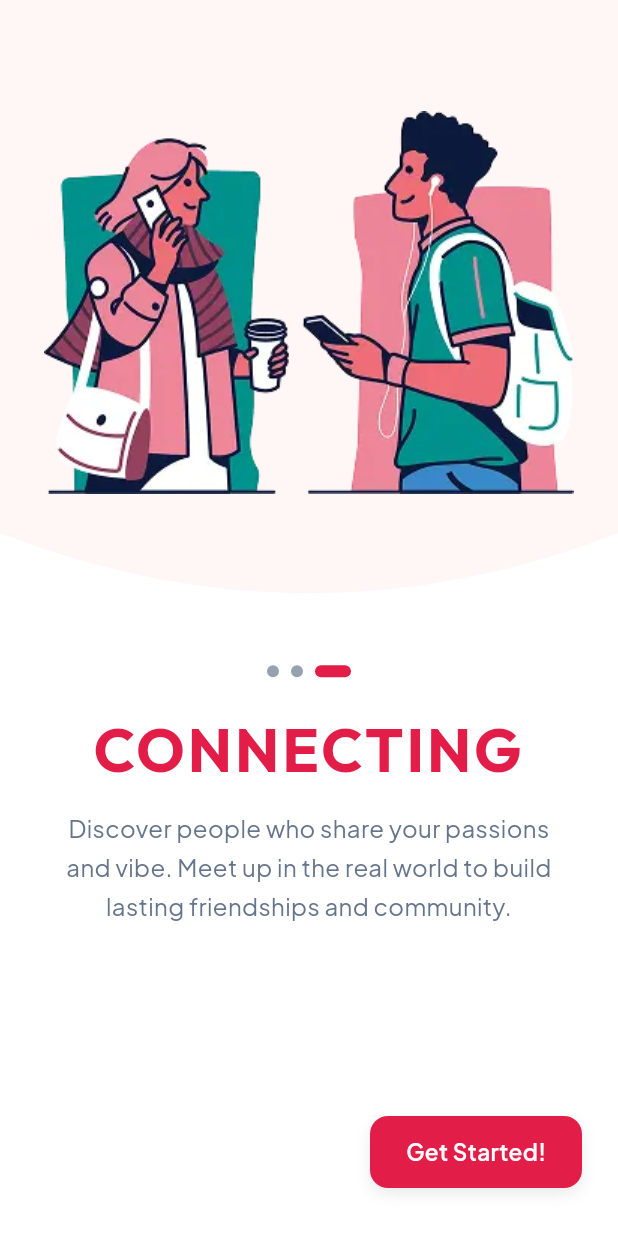
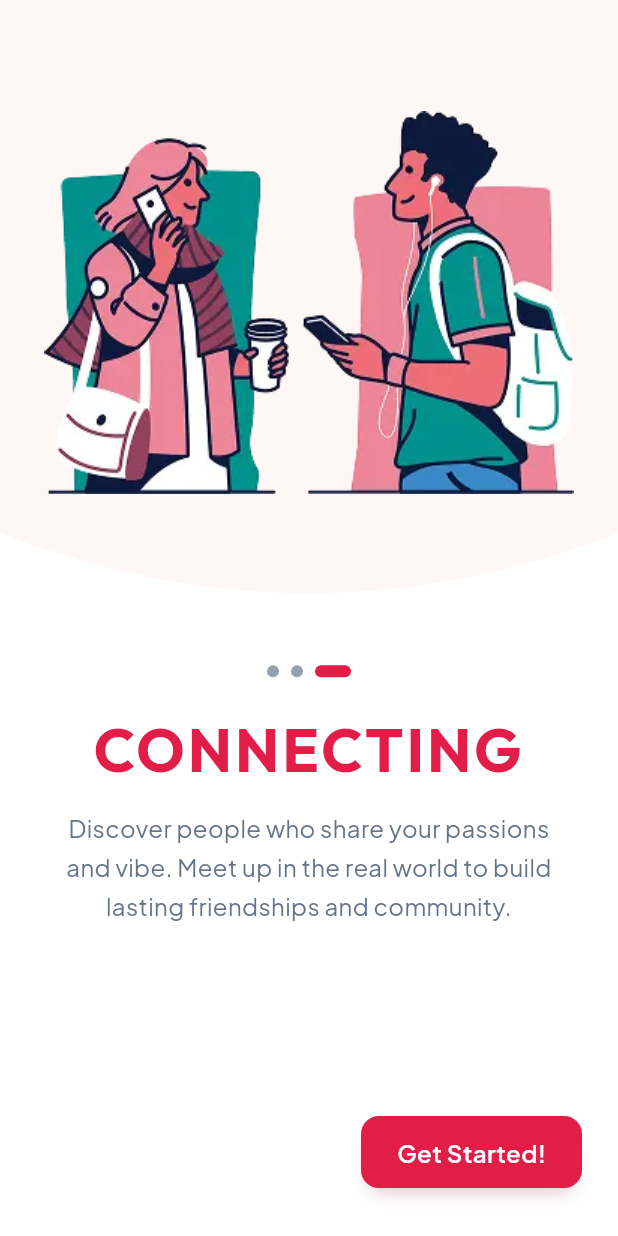
Before and after one commit to VibeU-App/VibeU-FE, a Flutter app: the screen it shows after launch, swiped to page 3, on a phone screen of 412 x 824 dp. Run offline on Flutter 3.47's test engine with Material 3 defaults, Android fonts, the phone set to English and light mode, and no system bars; our stand-ins replace flutter_native_splash, go_router, google_fonts.

Commit message:
Refactor: Centralize assets management and fix UI issues per Lead feedback - Synchronized design system constants - Created AppAssets class to manage all asset paths (no more hardcoding). - Refactored Onboarding UI: removed pre-rendered UI images, now using pure Flutter widgets for buttons and dots. - Added SafeArea to SplashScreen and OnboardingView to prevent notch overlap. - Integrated GoRouter for navigation (replaced Navigator.push).

```diff
--- a/lib/config/UI/app_colors.dart
+++ b/lib/config/UI/app_colors.dart
@@ -7,9 +7,7 @@ class AppColors {
   static const Color primary200 = Color(0xFFF197AB);
   static const Color primary300 = Color(0xFFEB6884);
   static const Color primary400 = Color(0xFFE74A6D);
-  static const Color primary500 = Color(
-    0xFFE11D48,
-  ); // Màu gốc dùng cho các nút bấm chính
+  static const Color primary500 = Color(0xFFE11D48);
   static const Color primary600 = Color(0xFFCD1A42);
   static const Color primary700 = Color(0xFFA01533);
   static const Color primary800 = Color(0xFF7C1028);
@@ -26,6 +24,30 @@ class AppColors {
   static const Color secondary700 = Color(0xFFB2505E);
   static const Color secondary800 = Color(0xFF8A3E49);
   static const Color secondary900 = Color(0xFF692F38);
+
+  // CTA
+  static const Color cta50 = Color(0xFFFEF1E8);
+  static const Color cta100 = Color(0xFFFDD4B7);
+  static const Color cta200 = Color(0xFFFCBF94);
+  static const Color cta300 = Color(0xFFFBA163);
+  static const Color cta400 = Color(0xFFFA8F45);
+  static const Color cta500 = Color(0xFFF97316);
+  static const Color cta600 = Color(0xFFE36914);
+  static const Color cta700 = Color(0xFFB15210);
+  static const Color cta800 = Color(0xFF893F0C);
+  static const Color cta900 = Color(0xFF693009);
+
+  //ACCENT
+  static const Color accent50 = Color(0xFFE9EFFD);
+  static const Color accent100 = Color(0xFFBBCFF9);
+  static const Color accent200 = Color(0xFF9BB7F6);
+  static const Color accent300 = Color(0xFF6D96F2);
+  static const Color accent400 = Color(0xFF5182EF);
+  static const Color accent500 = Color(0xFF2563EB);
+  static const Color accent600 = Color(0xFF225AD6);
+  static const Color accent700 = Color(0xFF1A46A7);
+  static const Color accent800 = Color(0xFF143681);
+  static const Color accent900 = Color(0xFF102A63);
 
   // 3. BACKGROUND COLORS (Màu Nền Toàn App)
   static const Color background50 = Color(0xFFFFFEFE);
@@ -69,7 +91,7 @@ class AppColors {
   static const Color textBody200 = Color(0xFF989DA5);
   static const Color textBody300 = Color(0xFF68707C);
   static const Color textBody400 = Color(0xFF4B5462);
-  static const Color textBody500 = Color(0xFF1E293B); // Đen ánh xanh navy nhạt
+  static const Color textBody500 = Color(0xFF1E293B);
   static const Color textBody600 = Color(0xFF1B2536);
   static const Color textBody700 = Color(0xFF151D2A);
   static const Color textBody800 = Color(0xFF111720);
@@ -81,33 +103,9 @@ class AppColors {
   static const Color textMuted200 = Color(0xFFB8BFCA);
   static const Color textMuted300 = Color(0xFF97A2B1);
   static const Color textMuted400 = Color(0xFF8390A2);
-  static const Color textMuted500 = Color(0xFF64748B); // Xám ánh xanh
+  static const Color textMuted500 = Color(0xFF64748B);
   static const Color textMuted600 = Color(0xFF5B6A7E);
   static const Color textMuted700 = Color(0xFF475263);
   static const Color textMuted800 = Color(0xFF37404C);
   static const Color textMuted900 = Color(0xFF2A313A);
-
-  // 8.CTA cam-> nâu
-  static const Color cta50 = Color(0xFFFEF1E8);
-  static const Color cta100 = Color(0xFFFDD4B7);
-  static const Color cta200 = Color(0xFFFCBF94);
-  static const Color cta300 = Color(0xFFFBA163);
-  static const Color cta400 = Color(0xFFFA8F45);
-  static const Color cta500 = Color(0xFFF97316);
-  static const Color cta600 = Color(0xFFE36914);
-  static const Color cta700 = Color(0xFFB15210);
-  static const Color cta800 = Color(0xFF893F0C);
-  static const Color cta900 = Color(0xFF693009);
-
-// 9.ACCENT xanh dương
-  static const Color accent50 = Color(0xFFE9EFFD);
-  static const Color accent100 = Color(0xFFBBCFF9);
-  static const Color accent200 = Color(0xFF9BB7F6);
-  static const Color accent300 = Color(0xFF6D96F2);
-  static const Color accent400 = Color(0xFF5182EF);
-  static const Color accent500 = Color(0xFF2563EB);
-  static const Color accent600 = Color(0xFF225AD6);
-  static const Color accent700 = Color(0xFF1A46A7);
-  static const Color accent800 = Color(0xFF143681);
-  static const Color accent900 = Color(0xFF102A63);
 }
--- a/lib/config/UI/app_shadow.dart
+++ b/lib/config/UI/app_shadow.dart
@@ -1,27 +1,25 @@
 import 'package:flutter/material.dart';
 
+import 'app_colors.dart';
+
 class AppShadows {
-  static List<BoxShadow> low = [
-    BoxShadow(
-      color: Colors.black.withValues(alpha: 0.05),
-      blurRadius: 4,
-      offset: const Offset(0, 2),
-    ),
-  ];
+  static BoxShadow low = BoxShadow(
+    color: AppColors.textPrimary500.withValues(alpha: 0.16),
+    blurRadius: 4,
+    offset: const Offset(0, 2),
+  );
 
-  static List<BoxShadow> mid = [
-    BoxShadow(
-      color: Colors.black.withValues(alpha: 0.08),
-      blurRadius: 8,
-      offset: const Offset(0, 4),
-    ),
-  ];
+  static BoxShadow mid = BoxShadow(
+    color: AppColors.textPrimary500.withValues(alpha: 0.20),
+    blurRadius: 8,
+    spreadRadius: -4,
+    offset: const Offset(0, 8),
+  );
 
-  static List<BoxShadow> high = [
-    BoxShadow(
-      color: Colors.black.withValues(alpha: 0.12),
-      blurRadius: 16,
-      offset: const Offset(0, 8),
-    ),
-  ];
+  static BoxShadow high = BoxShadow(
+    color: AppColors.textPrimary500.withValues(alpha: 0.24),
+    blurRadius: 32,
+    spreadRadius: -8,
+    offset: const Offset(0, 20),
+  );
 }
--- a/lib/config/UI/app_sizes.dart
+++ b/lib/config/UI/app_sizes.dart
@@ -1,8 +1,5 @@
-import 'package:flutter/material.dart';
-
-/// Chứa các hằng số về khoảng cách (Padding, Margin, SizedBox)
-/// Sử dụng hệ thống lưới 4px (4px baseline grid)
-class Spacing {
+class AppSizes {
+  /// Chứa các hằng số về khoảng cách (Padding, Margin, SizedBox)
   static const double s4 = 4.0;
   static const double s8 = 8.0;
   static const double s16 = 16.0;
@@ -10,22 +7,12 @@ class Spacing {
   static const double s32 = 32.0;
   static const double s48 = 48.0;
   static const double s64 = 64.0;
+
+  ///Chứa các hằng số về độ bo góc (Border Radius)
+  static const double r4 = 4.0;
+  static const double r8 = 8.0;
+  static const double r12 = 12.0;
+  static const double r20 = 20.0;
+  static const double r32 = 32.0;
+  static const double r999 = 999.0;
 }
-
-///Chứa các hằng số về độ bo góc (Border Radius)
-class Radius {
-  static const double r4 = 4.0; // Dùng cho: Checkboxes
-  static const double r8 =
-      8.0; // Dùng cho: Standard input (Ô nhập liệu), chat text (Khung chat)
-  static const double r12 =
-      12.0; // Dùng cho: Action button (Nút bấm), small card (Thẻ nhỏ)
-  static const double r20 =
-      20.0; // Dùng cho: Profile swipe card (Thẻ quẹt profile VibeU)
-  static const double r32 =
-      32.0; // Dùng cho: Bottom sheet (Bảng kéo từ dưới lên)
-  static const double r999 =
-      999.0; // Dùng cho: Avatars (Ảnh đại diện tròn), Status Chips
-
-  //Tiện ích hỗ trợ gọi nhanh BorderRadius trong code UI
-  static BorderRadius circular(double radius) => BorderRadius.circular(radius);
-}
--- a/lib/config/UI/app_typography.dart
+++ b/lib/config/UI/app_typography.dart
@@ -4,63 +4,63 @@ import 'package:google_fonts/google_fonts.dart';
 /// Nhớ cài "flutter pub add google_fonts" trong terminal để lấy front Google
 class AppTypography {
   // --- DISPLAY ---
-  static TextStyle displayLarge = GoogleFonts.outfit(
+  static TextStyle  displayLarge = GoogleFonts.outfit(
     fontSize: 40,
     fontWeight: FontWeight.w700,
     height: 48 / 40,
   );
-  static TextStyle displayMed = GoogleFonts.fredoka(
+  static TextStyle  displayMed = GoogleFonts.fredoka(
     fontSize: 32,
     fontWeight: FontWeight.w600,
     height: 40 / 32,
   );
 
   // --- HEADING ---
-  static TextStyle h1 = GoogleFonts.outfit(
+  static TextStyle  h1 = GoogleFonts.outfit(
     fontSize: 24,
     fontWeight: FontWeight.w700,
     height: 32 / 24,
   );
-  static TextStyle h2 = GoogleFonts.outfit(
+  static TextStyle  h2 = GoogleFonts.outfit(
     fontSize: 20,
     fontWeight: FontWeight.w600,
     height: 28 / 20,
   );
-  static TextStyle h3 = GoogleFonts.outfit(
+  static TextStyle  h3 = GoogleFonts.outfit(
     fontSize: 18,
     fontWeight: FontWeight.w600,
     height: 24 / 18,
   );
 
   // --- BODY ---
-  static TextStyle bodyLead = GoogleFonts.plusJakartaSans(
+  static TextStyle  bodyLead = GoogleFonts.plusJakartaSans(
     fontSize: 18,
     fontWeight: FontWeight.w500,
     height: 28 / 18,
   );
-  static TextStyle bodyStd = GoogleFonts.plusJakartaSans(
+  static TextStyle  bodyStd = GoogleFonts.plusJakartaSans(
     fontSize: 16,
     fontWeight: FontWeight.w400,
     height: 24 / 16,
   );
-  static TextStyle bodySmall = GoogleFonts.plusJakartaSans(
+  static TextStyle  bodySmall = GoogleFonts.plusJakartaSans(
     fontSize: 14,
     fontWeight: FontWeight.w400,
     height: 20 / 14,
   );
 
   // --- COMPONENTS ---
-  static TextStyle button = GoogleFonts.plusJakartaSans(
-    fontSize: 15,
+  static TextStyle  button = GoogleFonts.plusJakartaSans(
+    fontSize: 16,
     fontWeight: FontWeight.w600,
-    height: 16 / 15,
+    height: 16 / 16,
   );
-  static TextStyle caption = GoogleFonts.plusJakartaSans(
+  static TextStyle  caption = GoogleFonts.plusJakartaSans(
     fontSize: 12,
     fontWeight: FontWeight.w500,
     height: 16 / 12,
   );
-  static TextStyle overline = GoogleFonts.plusJakartaSans(
+  static TextStyle  overline = GoogleFonts.plusJakartaSans(
     fontSize: 11,
     fontWeight: FontWeight.w700,
     height: 12 / 11,
--- a/lib/config/UI/design_system.dart
+++ b/lib/config/UI/design_system.dart
@@ -1,5 +1,5 @@
-// File: lib/config/design_system.dart
+export 'app_sizes.dart';
 export 'app_colors.dart';
+export 'app_shadow.dart';
 export 'app_typography.dart';
-export 'app_sizes.dart';
-export 'app_shadow.dart';
+export 'app_assets.dart';
--- a/lib/features/intro/presentation/views/onboarding_view.dart
+++ b/lib/features/intro/presentation/views/onboarding_view.dart
@@ -1,19 +1,19 @@
 import 'package:flutter/material.dart';
+import 'package:go_router/go_router.dart';
 import 'package:vibeu_fe/config/UI/design_system.dart';
+import 'package:vibeu_fe/routing/routes.dart';
 import '../widgets/onboarding_page.dart';
 import '../widgets/onboarding_bottom_bar.dart';
 
 class OnboardingData {
   final String title;
   final String description;
-  final String topImagePath;
-  final String bottomImagePath;
+  final String imagePath;
 
   const OnboardingData({
     required this.title,
     required this.description,
-    required this.topImagePath,
-    required this.bottomImagePath,
+    required this.imagePath,
   });
 }
 
@@ -22,22 +22,19 @@ const List<OnboardingData> _pages = [
     title: 'SWIPING',
     description:
         'Swipe right to like someone, or swipe left to pass. It\'s that simple to find your next connection!',
-    topImagePath: 'assets/images/swiping_onboarding_1.webp',
-    bottomImagePath: 'assets/images/swiping2_onboarding_1.webp',
+    imagePath: AppAssets.onboardingSwiping,
   ),
   OnboardingData(
     title: 'MATCHING',
     description:
         'When the feeling is mutual, a conversation starts. Break the ice and chat with your new connections.',
-    topImagePath: 'assets/images/matching_onboarding_2.webp',
-    bottomImagePath: 'assets/images/matching2_onboarding_2.webp',
+    imagePath: AppAssets.onboardingMatching,
   ),
   OnboardingData(
     title: 'CONNECTING',
     description:
         'Discover people who share your passions and vibe. Meet up in the real world to build lasting friendships and community.',
-    topImagePath: 'assets/images/connecting_onboarding_3.webp',
-    bottomImagePath: 'assets/images/connecting2_onboarding_3.webp',
+    imagePath: AppAssets.onboardingConnecting,
   ),
 ];
 
@@ -74,11 +71,7 @@ class _OnboardingViewState extends State<OnboardingView> {
   }
 
   void _navigateToAuth() {
-    // TODO: Replace with actual auth route when partner's feature is ready
-    // Navigator.of(context).pushReplacementNamed('/login');
-    ScaffoldMessenger.of(
-      context,
-    ).showSnackBar(const SnackBar(content: Text('Navigating to Login...')));
+    context.go(Routes.login);
   }
 
   @override
@@ -90,7 +83,6 @@ class _OnboardingViewState extends State<OnboardingView> {
       body: SafeArea(
         child: Column(
           children: [
-            // PageView takes most of the screen
             Expanded(
               child: PageView.builder(
                 controller: _pageController,
@@ -106,8 +98,6 @@ class _OnboardingViewState extends State<OnboardingView> {
                 },
               ),
             ),
-
-            // Bottom bar: Skip + Next/GetStarted
             OnboardingBottomBar(
               isLastPage: isLastPage,
               onSkip: _navigateToAuth,
--- a/lib/features/intro/presentation/widgets/custom_submit_button.dart
+++ b/lib/features/intro/presentation/widgets/custom_submit_button.dart
@@ -22,9 +22,9 @@ class CustomSubmitButton extends StatelessWidget {
         style: ElevatedButton.styleFrom(
           backgroundColor: AppColors.primary500,
           foregroundColor: Colors.white,
-          padding: const EdgeInsets.symmetric(vertical: Spacing.s16),
+          padding: const EdgeInsets.symmetric(vertical: AppSizes.s16),
           shape: RoundedRectangleBorder(
-            borderRadius: BorderRadius.circular(Radius.r12),
+            borderRadius: BorderRadius.circular(AppSizes.r12),
           ),
           elevation: 0,
         ),
--- a/lib/features/intro/presentation/widgets/onboarding_bottom_bar.dart
+++ b/lib/features/intro/presentation/widgets/onboarding_bottom_bar.dart
@@ -17,10 +17,10 @@ class OnboardingBottomBar extends StatelessWidget {
   Widget build(BuildContext context) {
     return Padding(
       padding: const EdgeInsets.fromLTRB(
-        Spacing.s24,
-        Spacing.s8,
-        Spacing.s24,
-        Spacing.s32,
+        AppSizes.s24,
+        AppSizes.s8,
+        AppSizes.s24,
+        AppSizes.s32,
       ),
       child: Row(
         mainAxisAlignment: MainAxisAlignment.spaceBetween,
@@ -76,7 +76,7 @@ class _NextCircleButton extends StatelessWidget {
         decoration: BoxDecoration(
           color: AppColors.primary500,
           shape: BoxShape.circle,
-          boxShadow: AppShadows.mid,
+          boxShadow: [AppShadows.mid],
         ),
         child: const Icon(
           Icons.arrow_forward_rounded,
@@ -99,13 +99,13 @@ class _GetStartedButton extends StatelessWidget {
       onTap: onPressed,
       child: Container(
         padding: const EdgeInsets.symmetric(
-          horizontal: Spacing.s24,
-          vertical: Spacing.s16,
+          horizontal: AppSizes.s24,
+          vertical: AppSizes.s16,
         ),
         decoration: BoxDecoration(
           color: AppColors.primary500,
-          borderRadius: BorderRadius.circular(Radius.r12),
-          boxShadow: AppShadows.mid,
+          borderRadius: BorderRadius.circular(AppSizes.r12),
+          boxShadow: [AppShadows.mid],
         ),
         child: Text(
           'Get Started!',
--- a/lib/features/intro/presentation/widgets/onboarding_page.dart
+++ b/lib/features/intro/presentation/widgets/onboarding_page.dart
@@ -46,11 +46,11 @@ class OnboardingPage extends StatelessWidget {
                     padding: const EdgeInsets.only(
                       top: 48,
                       bottom: 40,
-                      left: Spacing.s24,
-                      right: Spacing.s24,
+                      left: AppSizes.s24,
+                      right: AppSizes.s24,
                     ),
                     child: Image.asset(
-                      data.topImagePath,
+                      data.imagePath,
                       fit: BoxFit.contain,
                     ),
                   ),
@@ -60,7 +60,7 @@ class OnboardingPage extends StatelessWidget {
           ),
         ),
 
-        const SizedBox(height: Spacing.s48),
+        const SizedBox(height: AppSizes.s48),
 
         // ── PAGINATION DOTS ──
         PaginationDots(
@@ -68,11 +68,11 @@ class OnboardingPage extends StatelessWidget {
           currentPage: currentPage,
         ),
 
-        const SizedBox(height: Spacing.s24),
+        const SizedBox(height: AppSizes.s24),
 
         // ── TITLE ──
         Padding(
-          padding: const EdgeInsets.symmetric(horizontal: Spacing.s32),
+          padding: const EdgeInsets.symmetric(horizontal: AppSizes.s32),
           child: Text(
             data.title,
             textAlign: TextAlign.center,
@@ -84,11 +84,11 @@ class OnboardingPage extends StatelessWidget {
           ),
         ),
 
-        const SizedBox(height: Spacing.s16),
+        const SizedBox(height: AppSizes.s16),
 
         // ── DESCRIPTION ──
         Padding(
-          padding: const EdgeInsets.symmetric(horizontal: Spacing.s32),
+          padding: const EdgeInsets.symmetric(horizontal: AppSizes.s32),
           child: Text(
             data.description,
             textAlign: TextAlign.center,
--- a/lib/features/intro/presentation/widgets/pagination_dots.dart
+++ b/lib/features/intro/presentation/widgets/pagination_dots.dart
@@ -20,12 +20,12 @@ class PaginationDots extends StatelessWidget {
         return AnimatedContainer(
           duration: const Duration(milliseconds: 300),
           curve: Curves.easeInOut,
-          margin: const EdgeInsets.symmetric(horizontal: Spacing.s4),
+          margin: const EdgeInsets.symmetric(horizontal: AppSizes.s4),
           width: isActive ? 24.0 : 8.0,
           height: 8.0,
           decoration: BoxDecoration(
             color: isActive ? AppColors.primary500 : AppColors.textMuted300,
-            borderRadius: BorderRadius.circular(Radius.r999),
+            borderRadius: BorderRadius.circular(AppSizes.r999),
           ),
         );
       }),
--- a/lib/main.dart
+++ b/lib/main.dart
@@ -1,6 +1,6 @@
 import 'package:flutter/material.dart';
 import 'package:flutter_native_splash/flutter_native_splash.dart';
-import 'package:vibeu_fe/features/intro/presentation/views/splash_screen.dart';
+import 'package:vibeu_fe/routing/router.dart';
 
 void main() {
   WidgetsBinding widgetsBinding = WidgetsFlutterBinding.ensureInitialized();
@@ -13,14 +13,14 @@ class MyApp extends StatelessWidget {
 
   @override
   Widget build(BuildContext context) {
-    return MaterialApp(
+    return MaterialApp.router(
       debugShowCheckedModeBanner: false,
       title: 'VibeU',
       theme: ThemeData(
         colorScheme: ColorScheme.fromSeed(seedColor: Colors.deepPurple),
         useMaterial3: true,
       ),
-      home: const SplashScreen(),
+      routerConfig: router(),
     );
   }
 }
--- /dev/null
+++ b/lib/routing/router.dart
@@ -0,0 +1,29 @@
+import 'package:go_router/go_router.dart';
+import '../features/intro/presentation/views/splash_screen.dart';
+import '../features/intro/presentation/views/onboarding_view.dart';
+import '../features/intro/presentation/views/login_view.dart';
+import '../features/intro/presentation/views/register_view.dart';
+
+import 'routes.dart';
+
+GoRouter router() => GoRouter(
+    initialLocation: Routes.splash,
+    routes: [
+      GoRoute(
+        path: Routes.splash,
+        builder: (_, _) => const SplashScreen(),
+      ),
+      GoRoute(
+        path: Routes.onboarding,
+        builder: (_, _) => const OnboardingView(),
+      ),
+      GoRoute(
+          path: Routes.login,
+          builder: (_, _) => const LoginView(),
+      ),
+      GoRoute(
+          path: Routes.register,
+          builder: (_, _) => const RegisterView(),
+      ),
+    ]
+);
--- /dev/null
+++ b/lib/routing/routes.dart
@@ -0,0 +1,8 @@
+abstract final class Routes {
+  static const splash = '/';
+  static const onboarding = '/onboarding';
+  static const home = '/home'; // dummy route for the time being
+  static const login = '/login';
+  static const register = '/register';
+  static const forgotPassword = '/forgot-password';
+}
--- a/pubspec.yaml
+++ b/pubspec.yaml
@@ -32,6 +32,7 @@ dependencies:
     sdk: flutter
 
   google_fonts: ^6.2.1
+  go_router: ^14.0.0
   flutter_native_splash: ^2.4.0
   flutter_bloc: ^8.1.6
   dio: ^5.4.3+1
```
Also changed, not shown: lib/config/UI/app_assets.dart (added, +15 -0 lines), lib/config/UI/app_theme.dart (deleted, +0 -64 lines), lib/features/intro/presentation/views/splash_screen.dart (+14 -32 lines), pubspec.lock, 1 other file.
